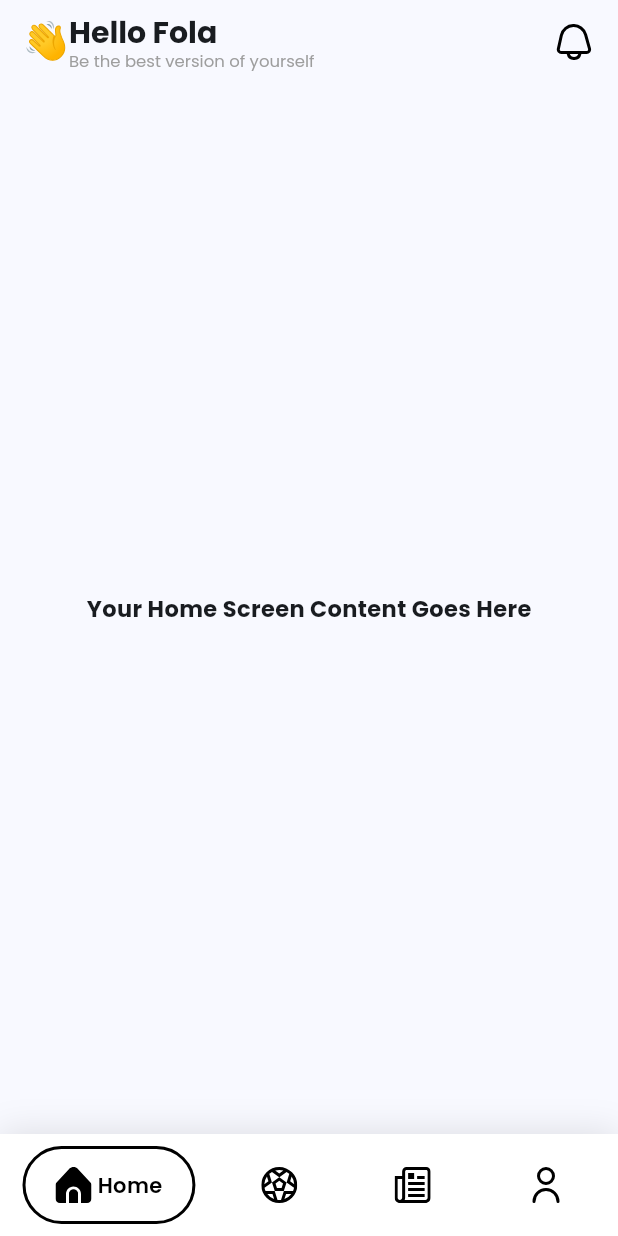
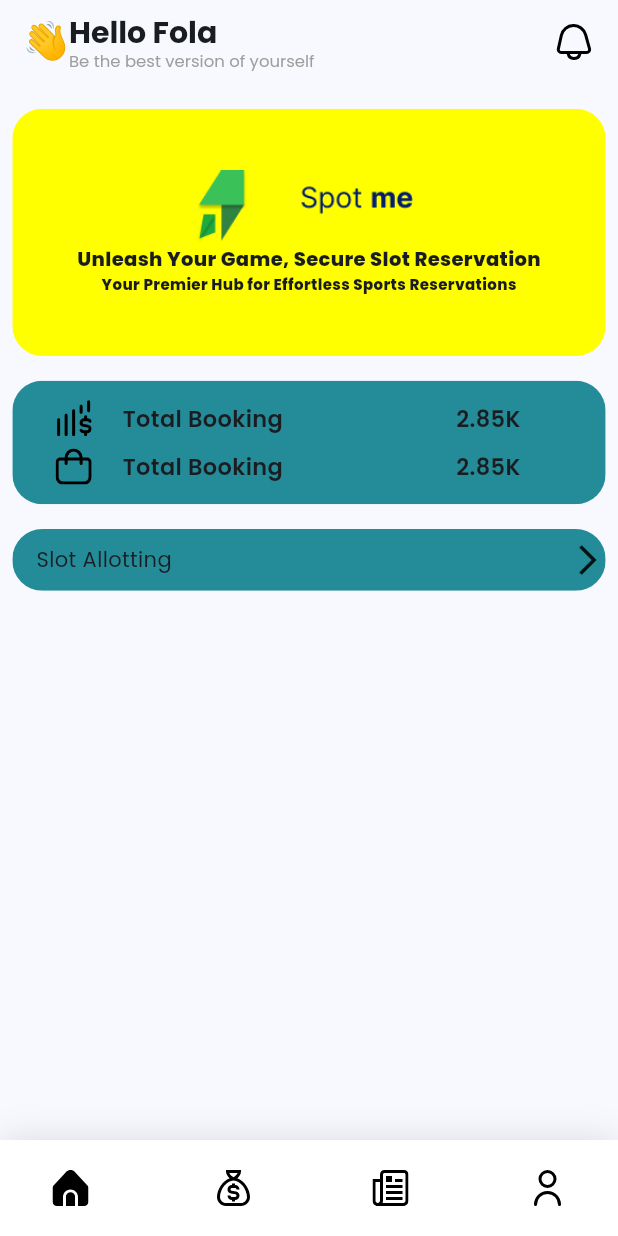
Before and after one commit to adhilfouzi/playtime_club, a Flutter app: the MyBottomNavigationBar screen opened directly, on a phone screen of 412 x 824 dp. Run offline on Flutter 3.47's test engine with Material 3 defaults, Android fonts, the phone set to English and light mode, and no system bars; drawn by our look-alikes of google_nav_bar; our stand-ins replace cloud_firestore, firebase_auth, firebase_core, flutter_bloc, flutter_spinkit, flutter_svg and 1 more; accounts and stored records are empty.

Commit message:
home screen designed

```diff
--- a/lib/main.dart
+++ b/lib/main.dart
@@ -2,7 +2,7 @@ import 'package:firebase_core/firebase_core.dart';
 import 'package:flutter/material.dart';
 import 'package:flutter_bloc/flutter_bloc.dart';
 import 'model/backend/firebase_options.dart';
-import 'view/onboarding/boarding/splash_screen.dart';
+import 'view/course/bottom_navigationbar_widget.dart';
 import 'view_model/bloc/signin_bloc/signin_bloc.dart';
 import 'view_model/bloc/signup_bloc/signup_bloc.dart';
 import 'view_model/checkbox_cubit.dart';
@@ -37,7 +37,8 @@ class MyApp extends StatelessWidget {
           useMaterial3: true,
           fontFamily: 'Poppins',
         ),
-        home: const SplashScreen(),
+        // home: const SplashScreen(),
+        home: const MyBottomNavigationBar(),
       ),
     );
   }
--- a/lib/utils/const/icons_image.dart
+++ b/lib/utils/const/icons_image.dart
@@ -4,14 +4,18 @@ import 'package:flutter_svg/flutter_svg.dart';
 class AppIcons {
   static const String home = 'assets/icons/home.svg';
   static const String homeOutlined = 'assets/icons/home_outlined.svg';
-  static const String football = 'assets/icons/football.svg';
-  static const String footballOutlined = 'assets/icons/football_outlined.svg';
   static const String newspaper = 'assets/icons/newspaper.svg';
   static const String newspaperOutlined = 'assets/icons/newspaper_outlined.svg';
   static const String user = 'assets/icons/user.svg';
   static const String userOutlined = 'assets/icons/user_outlined.svg';
   static const String notification = 'assets/icons/bell.svg';
   static const String handWave = 'assets/icons/waving-hand-svgrepo-com.svg';
+  static const String football = 'assets/icons/football.svg';
+  static const String footballOutlined = 'assets/icons/football_outlined.svg';
+  static const String bank = 'assets/icons/bank.svg';
+  static const String bankOutlined = 'assets/icons/bank_outlined.svg';
+  static const String revenue = 'assets/icons/revenue.svg';
+  static const String shoppingBag = 'assets/icons/shopping-bag.svg';
 }
 
 class AppIconConverter {
--- a/lib/view/course/all_turf_list_screen.dart
+++ b/lib/view/course/bank/transaction.dart
@@ -1,7 +1,7 @@
 import 'package:flutter/material.dart';
 
-class AllTrufList extends StatelessWidget {
-  const AllTrufList({super.key});
+class Transaction extends StatelessWidget {
+  const Transaction({super.key});
 
   @override
   Widget build(BuildContext context) {
--- a/lib/view/course/bottom_navigationbar_widget.dart
+++ b/lib/view/course/bottom_navigationbar_widget.dart
@@ -1,18 +1,17 @@
 import 'package:flutter/material.dart';
 import 'package:flutter_svg/flutter_svg.dart';
 import 'package:google_nav_bar/google_nav_bar.dart';
-
 import '../../utils/const/icons_image.dart';
-import 'all_turf_list_screen.dart';
-import 'home_screen.dart';
-import 'mybooking_screen.dart';
-import 'userprofle_screen.dart';
+import 'bank/transaction.dart';
+import 'home/home_screen.dart';
+import 'reserve/mybooking_screen.dart';
+import 'profile/userprofle_screen.dart';
 
 class MyBottomNavigationBar extends StatefulWidget {
   const MyBottomNavigationBar({super.key});
 
   @override
-  _MyBottomNavigationBarState createState() => _MyBottomNavigationBarState();
+  State<MyBottomNavigationBar> createState() => _MyBottomNavigationBarState();
 }
 
 class _MyBottomNavigationBarState extends State<MyBottomNavigationBar> {
@@ -20,7 +19,7 @@ class _MyBottomNavigationBarState extends State<MyBottomNavigationBar> {
 
   final List<Widget> _widgetOptions = <Widget>[
     const HomeScreen(),
-    const AllTrufList(),
+    const Transaction(),
     const MyBooking(),
     const UserProfile(),
   ];
@@ -50,25 +49,25 @@ class _MyBottomNavigationBarState extends State<MyBottomNavigationBar> {
                   index: 0,
                   selectedIcon: AppIcons.home,
                   nonSelectedIcon: AppIcons.homeOutlined,
-                  label: 'Home',
+                  label: '',
                 ),
                 _buildGButton(
                   index: 1,
-                  selectedIcon: AppIcons.football,
-                  nonSelectedIcon: AppIcons.footballOutlined,
-                  label: 'Spot',
+                  selectedIcon: AppIcons.bank,
+                  nonSelectedIcon: AppIcons.bankOutlined,
+                  label: '',
                 ),
                 _buildGButton(
                   index: 2,
                   selectedIcon: AppIcons.newspaper,
                   nonSelectedIcon: AppIcons.newspaperOutlined,
-                  label: 'My Slot',
+                  label: '',
                 ),
                 _buildGButton(
                   index: 3,
                   selectedIcon: AppIcons.user,
                   nonSelectedIcon: AppIcons.userOutlined,
-                  label: 'Profile',
+                  label: '',
                 ),
               ],
               gap: 4,
@@ -107,9 +106,9 @@ class _MyBottomNavigationBarState extends State<MyBottomNavigationBar> {
       backgroundColor: Colors.transparent,
       hoverColor: Colors.transparent,
       rippleColor: Colors.transparent,
-      border: isSelected
-          ? Border.all(color: Colors.black, width: 2)
-          : Border.all(color: Colors.transparent),
+      // border: isSelected
+      //     ? Border.all(color: Colors.black, width: 2)
+      //     : Border.all(color: Colors.transparent),
       onPressed: isSelected ? null : () => _onItemTapped(index),
     );
   }
--- /dev/null
+++ b/lib/view/course/home/home_screen.dart
@@ -0,0 +1,161 @@
+import 'package:flutter/material.dart';
+import 'package:flutter_svg/svg.dart';
+import 'package:owners_side_of_turf_booking/utils/const/colors.dart';
+import '../../../utils/const/icons_image.dart';
+import '../../../utils/const/image_name.dart';
+import '../portion/home_appbar.dart';
+
+class HomeScreen extends StatelessWidget {
+  const HomeScreen({super.key});
+
+  @override
+  Widget build(BuildContext context) {
+    final height = MediaQuery.of(context).size.height;
+    final width = MediaQuery.of(context).size.width;
+    return Scaffold(
+      appBar: const HomeScreenAppBar(),
+      body: Padding(
+        padding: EdgeInsets.symmetric(
+          horizontal: width * 0.02,
+          vertical: height * 0.02,
+        ),
+        child: Column(
+          crossAxisAlignment: CrossAxisAlignment.center,
+          children: [
+            ClipRRect(
+              borderRadius: BorderRadius.circular(20.0),
+              child: Container(
+                color: Colors.yellowAccent,
+                width: width * 1,
+                height: height * 0.2,
+                child: Column(
+                  mainAxisAlignment: MainAxisAlignment.center,
+                  crossAxisAlignment: CrossAxisAlignment.center,
+                  children: [
+                    SizedBox(
+                      height: height * 0.06,
+                      width: width,
+                      child: Image.asset(logo),
+                    ),
+                    const Text(
+                      "Unleash Your Game, Secure Slot Reservation",
+                      style: TextStyle(
+                        fontSize: 13,
+                        fontWeight: FontWeight.w800,
+                      ),
+                    ),
+                    const Text(
+                      "Your Premier Hub for Effortless Sports Reservations",
+                      style: TextStyle(
+                        fontSize: 10,
+                        fontWeight: FontWeight.w800,
+                      ),
+                    )
+                  ],
+                ),
+              ),
+            ),
+            SizedBox(height: height * 0.02),
+            ClipRRect(
+              borderRadius: BorderRadius.circular(20.0),
+              child: Container(
+                color: CustomColor.mainColor,
+                width: width * 1,
+                height: height * 0.1,
+                padding: EdgeInsets.symmetric(horizontal: width * 0.05),
+                child: Column(
+                  mainAxisAlignment: MainAxisAlignment.center,
+                  crossAxisAlignment: CrossAxisAlignment.center,
+                  children: [
+                    Row(
+                      // mainAxisAlignment: MainAxisAlignment.spaceAround,
+                      children: [
+                        SizedBox(width: width * 0.02),
+                        SvgPicture.asset(
+                          AppIcons.revenue,
+                          width: 24,
+                          height: 24,
+                          color: Colors.black,
+                        ),
+                        SizedBox(width: width * 0.05),
+                        const Text(
+                          "Total Booking",
+                          style: TextStyle(
+                            fontSize: 15,
+                            fontWeight: FontWeight.w600,
+                          ),
+                        ),
+                        SizedBox(width: width * 0.28),
+                        const Text(
+                          "2.85K",
+                          style: TextStyle(
+                            fontSize: 15,
+                            fontWeight: FontWeight.w600,
+                          ),
+                        ),
+                        SizedBox(width: width * 0.02),
+                      ],
+                    ),
+                    SizedBox(height: height * 0.01),
+                    Row(
+                      // mainAxisAlignment: MainAxisAlignment.,
+                      children: [
+                        SizedBox(width: width * 0.02),
+                        SvgPicture.asset(
+                          AppIcons.shoppingBag,
+                          width: 24,
+                          height: 24,
+                          color: Colors.black,
+                        ),
+                        SizedBox(width: width * 0.05),
+                        const Text(
+                          "Total Booking",
+                          style: TextStyle(
+                            fontSize: 15,
+                            fontWeight: FontWeight.w600,
+                          ),
+                        ),
+                        SizedBox(width: width * 0.28),
+                        const Text(
+                          "2.85K",
+                          style: TextStyle(
+                            fontSize: 15,
+                            fontWeight: FontWeight.w600,
+                          ),
+                        ),
+                        SizedBox(width: width * 0.02),
+                      ],
+                    ),
+                  ],
+                ),
+              ),
+            ),
+            SizedBox(height: height * 0.02),
+            ClipRRect(
+              borderRadius: BorderRadius.circular(20.0),
+              child: Container(
+                color: CustomColor.mainColor,
+                width: width * 1,
+                height: height * 0.05,
+                child: InkWell(
+                  onTap: () {},
+                  child: Row(
+                    mainAxisAlignment: MainAxisAlignment.spaceBetween,
+                    children: [
+                      const Padding(
+                        padding: EdgeInsets.symmetric(horizontal: 16.0),
+                        child: Text("Slot Allotting"),
+                      ),
+                      const Icon(Icons.arrow_forward_ios),
+                      // SizedBox(width: width * 0.002),
+                    ],
+                  ),
+                ),
+              ),
+            ),
+          ],
+        ),
+      ),
+    );
+  }
+}
--- a/lib/view/course/home_screen.dart
+++ /dev/null
@@ -1,22 +0,0 @@
-import 'package:flutter/material.dart';
-import 'portion/home_appbar.dart';
-
-class HomeScreen extends StatelessWidget {
-  const HomeScreen({super.key});
-
-  @override
-  Widget build(BuildContext context) {
-    return const Scaffold(
-      appBar: HomeScreenAppBar(),
-      body: Center(
-        child: Text(
-          'Your Home Screen Content Goes Here',
-          style: TextStyle(
-            fontSize: 15.0,
-            fontWeight: FontWeight.bold,
-          ),
-        ),
-      ),
-    );
-  }
-}
--- a/lib/view/onboarding/boarding/login_screen.dart
+++ b/lib/view/onboarding/boarding/login_screen.dart
@@ -102,11 +102,13 @@ class LoginScreen extends StatelessWidget {
                     child: const Text("Forget password"),
                   ),
                   Button().mainButton('Log in', context, () {
-                    if (!loginKey.currentState!.validate()) return;
-                    final email = emailTextEditingController.text;
-                    final password = passwordTextEditingController.text;
-                    context.read<SigninBloc>().add(SigninRequested(
-                        email: email, password: password, context: context));
+                    // if (!loginKey.currentState!.validate()) return;
+                    // final email = emailTextEditingController.text;
+                    // final password = passwordTextEditingController.text;
+                    // context.read<SigninBloc>().add(SigninRequested(
+                    //     email: email, password: password, context: context));
+                    Navigator.of(context).push(MaterialPageRoute(
+                        builder: (context) => const MyBottomNavigationBar()));
                   }),
                   SizedBox(height: height * 0.1),
                   TextButton(
```
Also changed, not shown: assets/icons/bank.svg (added), assets/icons/bank_outlined.svg (added), assets/icons/revenue.svg (added), assets/icons/shopping-bag.svg (added), lib/view/course/profile/userprofle_screen.dart (renamed from lib/view/course/userprofle_screen.dart), lib/view/course/reserve/mybooking_screen.dart (renamed from lib/view/course/mybooking_screen.dart).
